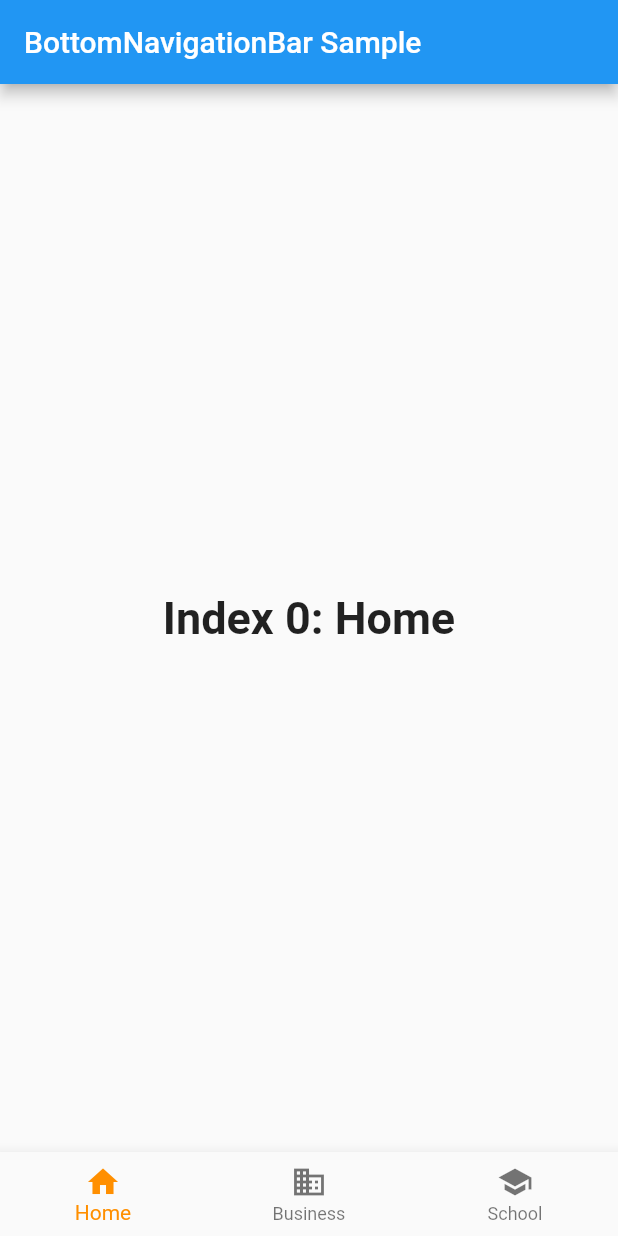
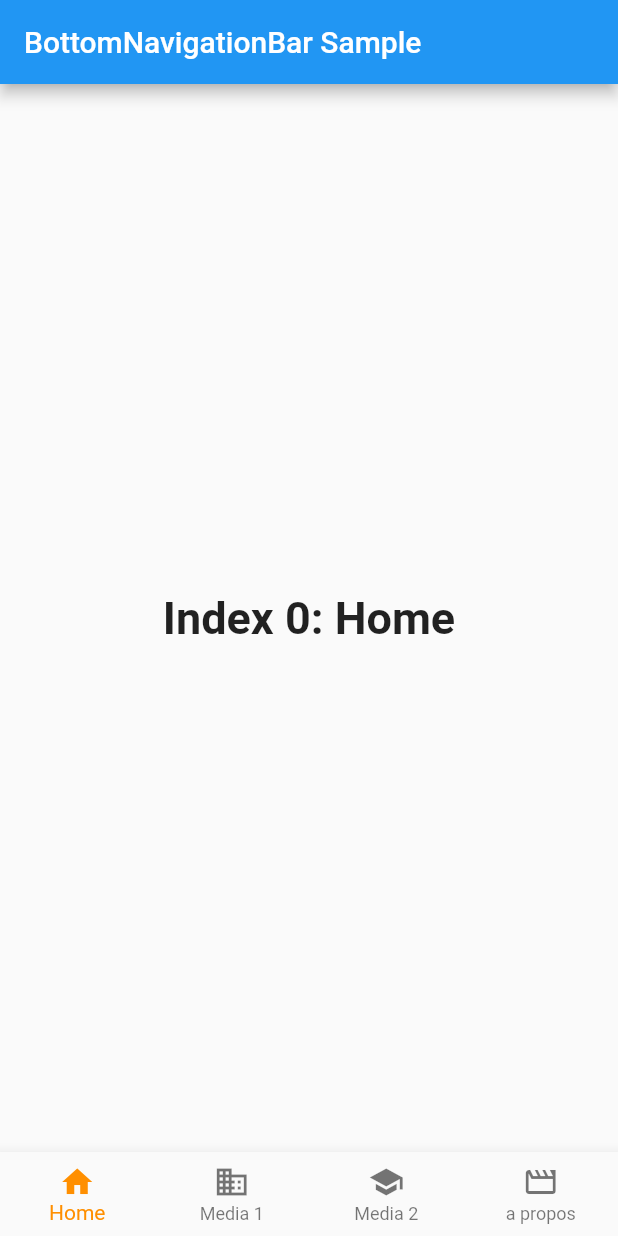
Before and after one commit to Mallyy/AMSE, a Flutter app: the screen it shows after launch, on a phone screen of 412 x 824 dp. Run offline on Flutter 3.47's test engine with Material 2 defaults, Android fonts, the phone set to English and light mode, and no system bars.

Commit message:
ajout de a propos

```diff
--- a/tp1_flutter/lib/main.dart
+++ b/tp1_flutter/lib/main.dart
@@ -42,6 +42,10 @@ class _MyStatefulWidgetState extends State<MyStatefulWidget> {
       'Index 2: Media 2',
       style: optionStyle,
     ),
+    Text(
+      'A propos',
+      style: optionStyle,
+    )
   ];
 
   void _onItemTapped(int index) {
@@ -60,18 +64,23 @@ class _MyStatefulWidgetState extends State<MyStatefulWidget> {
         child: _widgetOptions.elementAt(_selectedIndex),
       ),
       bottomNavigationBar: BottomNavigationBar(
-        items: const <BottomNavigationBarItem>[
+        type: BottomNavigationBarType.fixed,
+        items: [
           BottomNavigationBarItem(
             icon: Icon(Icons.home),
             label: 'Home',
           ),
           BottomNavigationBarItem(
             icon: Icon(Icons.business),
-            label: 'Business',
+            label: 'Media 1',
           ),
           BottomNavigationBarItem(
             icon: Icon(Icons.school),
-            label: 'School',
+            label: 'Media 2',
+          ),
+          BottomNavigationBarItem(
+            icon: Icon(Icons.movie_outlined),
+            label: 'a propos',
           ),
         ],
         currentIndex: _selectedIndex,
```
